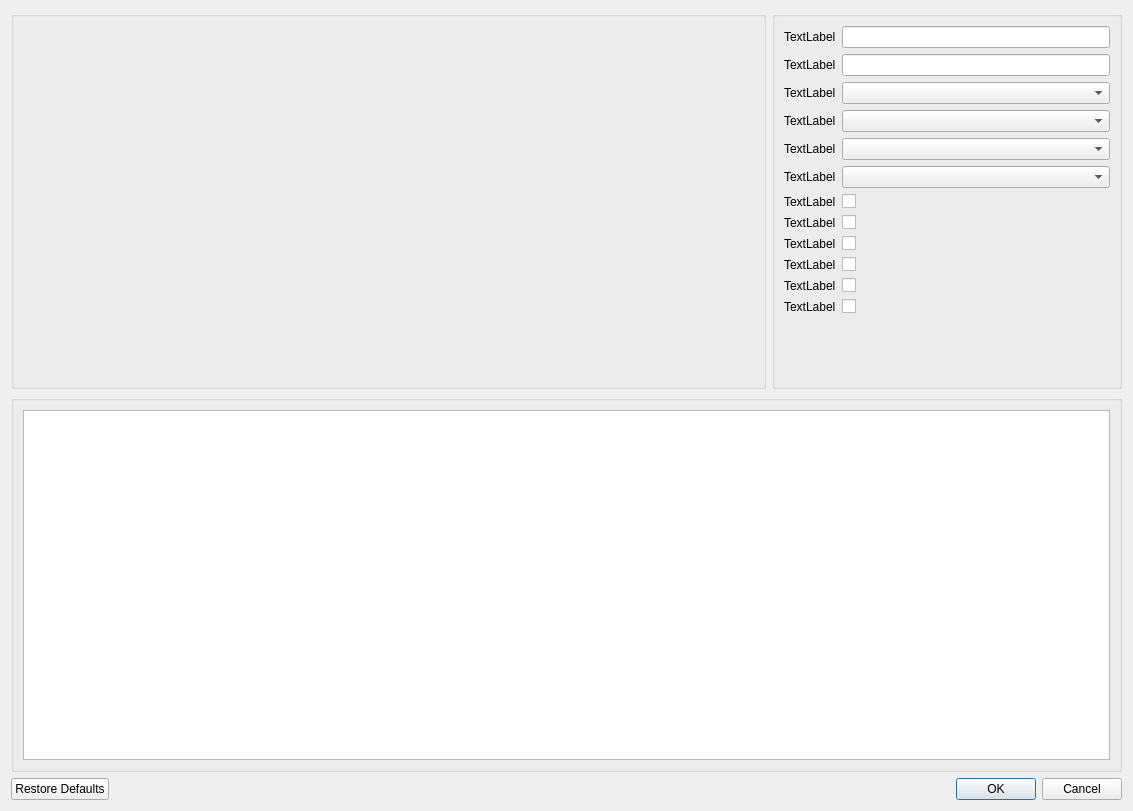
First picture: the form in ui_templates/settings_dialog.ui, repository Frodo45127/runcher, before the edit.
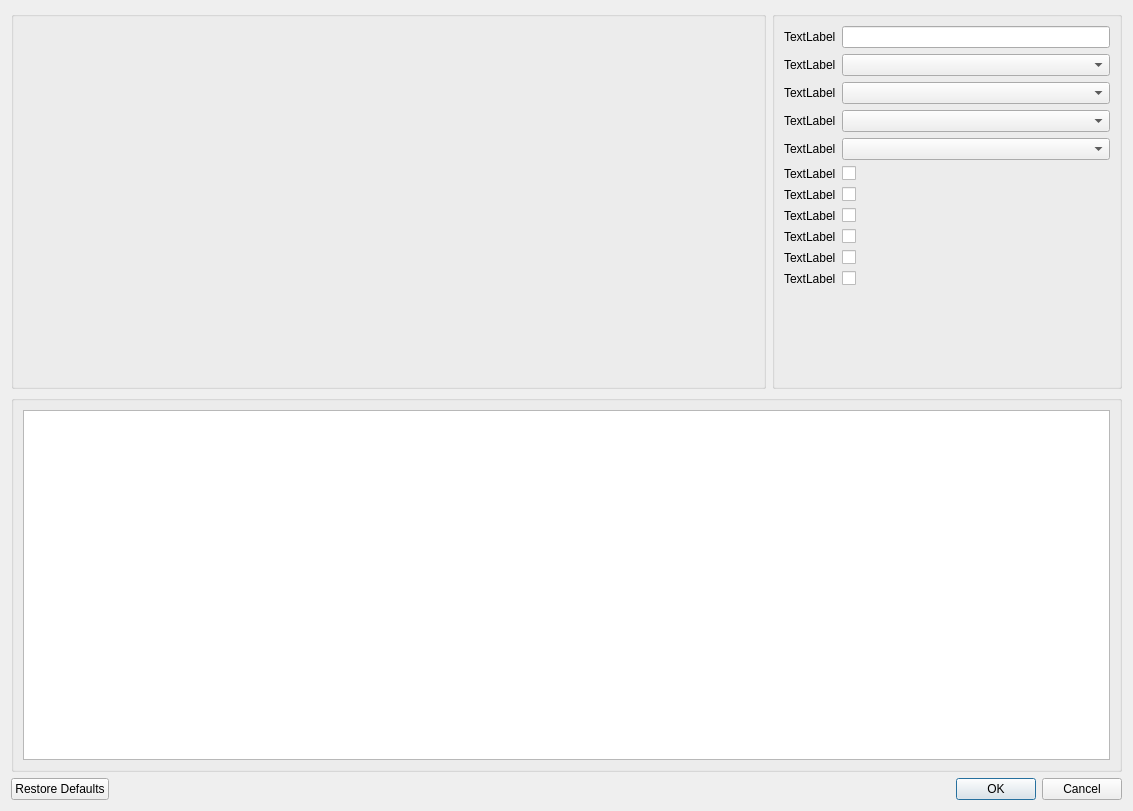
Second picture: the form after the edit. Custom widgets are drawn as their Qt base class.

Commit message: Migrated user steam id lookup from regexing a file to the steamworks api.

```diff
--- a/ui_templates/settings_dialog.ui
+++ b/ui_templates/settings_dialog.ui
@@ -44,65 +44,121 @@
       <string/>
      </property>
      <layout class="QGridLayout" name="gridLayout_3">
-      <item row="3" column="0">
-       <widget class="QLabel" name="update_chanel_label">
+      <item row="1" column="0">
+       <widget class="QLabel" name="default_game_label">
         <property name="text">
          <string>TextLabel</string>
         </property>
        </widget>
       </item>
-      <item row="7" column="0">
-       <widget class="QLabel" name="check_updates_on_start_label">
+      <item row="4" column="2">
+       <widget class="KComboBox" name="date_format_combobox"/>
+      </item>
+      <item row="1" column="2">
+       <widget class="QComboBox" name="default_game_combobox">
+        <property name="sizePolicy">
+         <sizepolicy hsizetype="MinimumExpanding" vsizetype="Fixed">
+          <horstretch>0</horstretch>
+          <verstretch>0</verstretch>
+         </sizepolicy>
+        </property>
+       </widget>
+      </item>
+      <item row="7" column="2">
+       <widget class="QCheckBox" name="check_schema_updates_on_start_checkbox">
         <property name="text">
-         <string>TextLabel</string>
+         <string/>
         </property>
        </widget>
       </item>
       <item row="6" column="0">
-       <widget class="QLabel" name="dark_mode_label">
+       <widget class="QLabel" name="check_updates_on_start_label">
         <property name="text">
          <string>TextLabel</string>
         </property>
        </widget>
       </item>
-      <item row="4" column="0">
+      <item row="2" column="2">
+       <widget class="KComboBox" name="update_chanel_combobox"/>
+      </item>
+      <item row="3" column="0">
        <widget class="QLabel" name="language_label">
         <property name="text">
          <string>TextLabel</string>
         </property>
        </widget>
       </item>
-      <item row="8" column="0">
+      <item row="10" column="0">
+       <widget class="QLabel" name="enable_debug_terminal_label">
+        <property name="text">
+         <string>TextLabel</string>
+        </property>
+       </widget>
+      </item>
+      <item row="7" column="0">
        <widget class="QLabel" name="check_schema_updates_on_start_label">
         <property name="text">
          <string>TextLabel</string>
         </property>
        </widget>
       </item>
+      <item row="2" column="0">
+       <widget class="QLabel" name="update_chanel_label">
+        <property name="text">
+         <string>TextLabel</string>
+        </property>
+       </widget>
+      </item>
       <item row="9" column="0">
+       <widget class="QLabel" name="check_logs_label">
+        <property name="text">
+         <string>TextLabel</string>
+        </property>
+       </widget>
+      </item>
+      <item row="4" column="0">
+       <widget class="QLabel" name="date_format_label">
+        <property name="text">
+         <string>TextLabel</string>
+        </property>
+       </widget>
+      </item>
+      <item row="9" column="2">
+       <widget class="QCheckBox" name="check_logs_checkbox">
+        <property name="text">
+         <string/>
+        </property>
+       </widget>
+      </item>
+      <item row="8" column="0">
        <widget class="QLabel" name="open_workshop_link_in_steam_label">
         <property name="text">
          <string>TextLabel</string>
         </property>
        </widget>
       </item>
-      <item row="4" column="2">
-       <widget class="KComboBox" name="language_combobox"/>
-      </item>
-      <item row="5" column="2">
-       <widget class="KComboBox" name="date_format_combobox"/>
-      </item>
-      <item row="0" column="2">
-       <widget class="KLineEdit" name="steam_user_id_line_edit"/>
+      <item row="8" column="2">
+       <widget class="QCheckBox" name="open_workshop_link_in_steam_checkbox">
+        <property name="text">
+         <string/>
+        </property>
+       </widget>
       </item>
       <item row="0" column="0">
-       <widget class="QLabel" name="steam_user_id_label">
+       <widget class="QLabel" name="steam_api_key_label">
         <property name="text">
          <string>TextLabel</string>
         </property>
        </widget>
       </item>
-      <item row="12" column="2">
+      <item row="10" column="2">
+       <widget class="QCheckBox" name="enable_debug_terminal_checkbox">
+        <property name="text">
+         <string/>
+        </property>
+       </widget>
+      </item>
+      <item row="11" column="2">
        <widget class="QWidget" name="widget" native="true">
         <property name="sizePolicy">
          <sizepolicy hsizetype="Preferred" vsizetype="Preferred">
@@ -112,99 +168,33 @@
         </property>
        </widget>
       </item>
-      <item row="2" column="2">
-       <widget class="QComboBox" name="default_game_combobox">
-        <property name="sizePolicy">
-         <sizepolicy hsizetype="MinimumExpanding" vsizetype="Fixed">
-          <horstretch>0</horstretch>
-          <verstretch>0</verstretch>
-         </sizepolicy>
-        </property>
-       </widget>
-      </item>
-      <item row="5" column="0">
-       <widget class="QLabel" name="date_format_label">
-        <property name="text">
-         <string>TextLabel</string>
-        </property>
-       </widget>
-      </item>
-      <item row="1" column="0">
-       <widget class="QLabel" name="steam_api_key_label">
-        <property name="text">
-         <string>TextLabel</string>
-        </property>
-       </widget>
-      </item>
-      <item row="2" column="0">
-       <widget class="QLabel" name="default_game_label">
-        <property name="text">
-         <string>TextLabel</string>
-        </property>
-       </widget>
-      </item>
-      <item row="7" column="2">
-       <widget class="QCheckBox" name="check_updates_on_start_checkbox">
-        <property name="text">
-         <string/>
-        </property>
-       </widget>
-      </item>
       <item row="3" column="2">
-       <widget class="KComboBox" name="update_chanel_combobox"/>
+       <widget class="KComboBox" name="language_combobox"/>
       </item>
       <item row="6" column="2">
-       <widget class="QCheckBox" name="dark_mode_checkbox">
+       <widget class="QCheckBox" name="check_updates_on_start_checkbox">
         <property name="text">
          <string/>
         </property>
        </widget>
       </item>
-      <item row="9" column="2">
-       <widget class="QCheckBox" name="open_workshop_link_in_steam_checkbox">
-        <property name="text">
-         <string/>
-        </property>
-       </widget>
-      </item>
-      <item row="1" column="2">
+      <item row="0" column="2">
        <widget class="KLineEdit" name="steam_api_key_line_edit"/>
       </item>
-      <item row="8" column="2">
-       <widget class="QCheckBox" name="check_schema_updates_on_start_checkbox">
+      <item row="5" column="2">
+       <widget class="QCheckBox" name="dark_mode_checkbox">
         <property name="text">
          <string/>
         </property>
        </widget>
       </item>
-      <item row="10" column="0">
-       <widget class="QLabel" name="check_logs_label">
+      <item row="5" column="0">
+       <widget class="QLabel" name="dark_mode_label">
         <property name="text">
          <string>TextLabel</string>
         </property>
        </widget>
       </item>
-      <item row="10" column="2">
-       <widget class="QCheckBox" name="check_logs_checkbox">
-        <property name="text">
-         <string/>
-        </property>
-       </widget>
-      </item>
-      <item row="11" column="0">
-       <widget class="QLabel" name="enable_debug_terminal_label">
-        <property name="text">
-         <string>TextLabel</string>
-        </property>
-       </widget>
-      </item>
-      <item row="11" column="2">
-       <widget class="QCheckBox" name="enable_debug_terminal_checkbox">
-        <property name="text">
-         <string/>
-        </property>
-       </widget>
-      </item>
      </layout>
     </widget>
    </item>
```
The commit also changes 7 other files.
